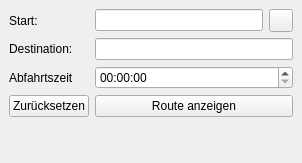
PlazaRoute/qgis-plugin, file plaza_route_dockwidget_base.ui: the form before one commit.
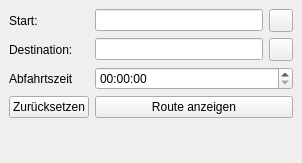
The form after the commit. Icons and pictures are not drawn.

Commit message: add destination marker, simple validator and error handler

What changed in the file:
```diff
--- a/plaza_route_dockwidget_base.ui
+++ b/plaza_route_dockwidget_base.ui
@@ -49,9 +49,6 @@
         </property>
        </widget>
       </item>
-      <item row="1" column="1">
-       <widget class="QLineEdit" name="destination_value"/>
-      </item>
       <item row="2" column="0">
        <widget class="QLabel" name="departure_label">
         <property name="text">
@@ -76,6 +73,24 @@
         </property>
        </widget>
       </item>
+      <item row="1" column="1">
+       <layout class="QHBoxLayout" name="destination_value_layout">
+        <item>
+         <widget class="QLineEdit" name="destination_value"/>
+        </item>
+        <item>
+         <widget class="QToolButton" name="destination_select_btn">
+          <property name="text">
+           <string/>
+          </property>
+          <property name="icon">
+           <iconset>
+            <normaloff>:/plugins/PlazaRoute/resources/crosshairs.png</normaloff>:/plugins/PlazaRoute/resources/crosshairs.png</iconset>
+          </property>
+         </widget>
+        </item>
+       </layout>
+      </item>
      </layout>
     </item>
    </layout>
```
The commit also changes 4 other files.
